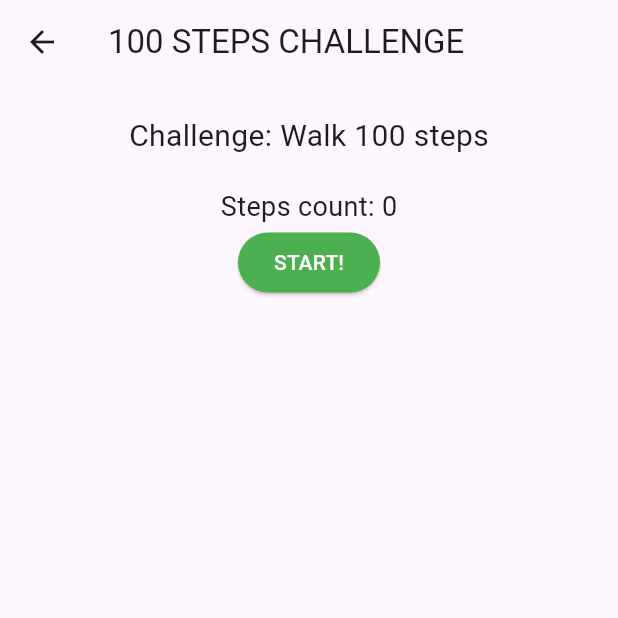
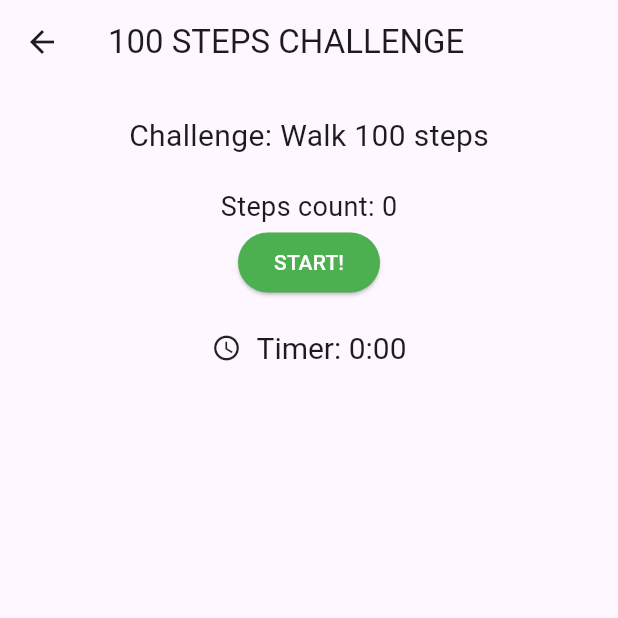
Before and after one commit to basselnseir/stepit, a Flutter app: the screen it shows after launch, after a tap on "100 Steps", on a phone screen of 412 x 824 dp, the top half of it. Run offline on Flutter 3.47's test engine with Material 3 defaults, Android fonts, the light colour scheme and no system bars; our stand-ins replace image_picker, pedometer, permission_handler.

Commit message:
added timer

```diff
--- a/lib/pages/100_steps.dart
+++ b/lib/pages/100_steps.dart
@@ -35,6 +35,8 @@ class _StepCounterState extends State<StepCounter> {
   int goal = 100;
   bool _buttonPressed = false;
   StreamSubscription<StepCount>? _stepCountSubscription;
+  Timer? _timer;
+  Duration _duration = Duration();
 
   @override
   void initState() {
@@ -112,8 +114,8 @@ class _StepCounterState extends State<StepCounter> {
                               context: context,
                               builder: (BuildContext context) {
                                 return AlertDialog(
-                                  title: Text('Reset steps'),
-                                  content: Text('Are you sure you want to reset the steps?'),
+                                  title: Text('Reset steps challenge'),
+                                  content: Text('Are you sure you want to reset the steps challenge?'),
                                   actions: <Widget>[
                                     TextButton(
                                       child: Text('Cancel'),
@@ -138,6 +140,8 @@ class _StepCounterState extends State<StepCounter> {
                                 started = false;
                                 _steps = '0';
                                 _stepCountSubscription?.cancel();
+                                _timer?.cancel();
+                                _duration = Duration();
                               });
                             }
                           }
@@ -151,6 +155,12 @@ class _StepCounterState extends State<StepCounter> {
                               _initialSteps = event.steps;
                               started = true;
                             });
+
+                            _timer = Timer.periodic(Duration(seconds: 1), (timer) {
+                              setState(() {
+                                _duration += Duration(seconds: 1);
+                              });
+                            });
                           }
                         });
                       },
@@ -160,6 +170,20 @@ class _StepCounterState extends State<StepCounter> {
                       ),
                       child: Text(_buttonPressed ? 'RESET' : 'START!'),
                     ),
+                    Padding(
+                      padding: EdgeInsets.only(top: 20), // Adjust this value to move the text down
+                      child: Row(
+                        mainAxisAlignment: MainAxisAlignment.center,
+                        children: <Widget>[
+                          Icon(Icons.access_time, size: 20), // This is the clock logo
+                          SizedBox(width: 10), // This adds some space between the logo and the text
+                          Text(
+                            'Timer: ${_duration.inMinutes}:${(_duration.inSeconds % 60).toString().padLeft(2, '0')}',
+                            style: Theme.of(context).textTheme.headline4?.copyWith(fontSize: 20), // Adjust the font size here
+                          ),
+                        ],
+                      ),
+                    ),
                   ],
             ),
           ),
```
